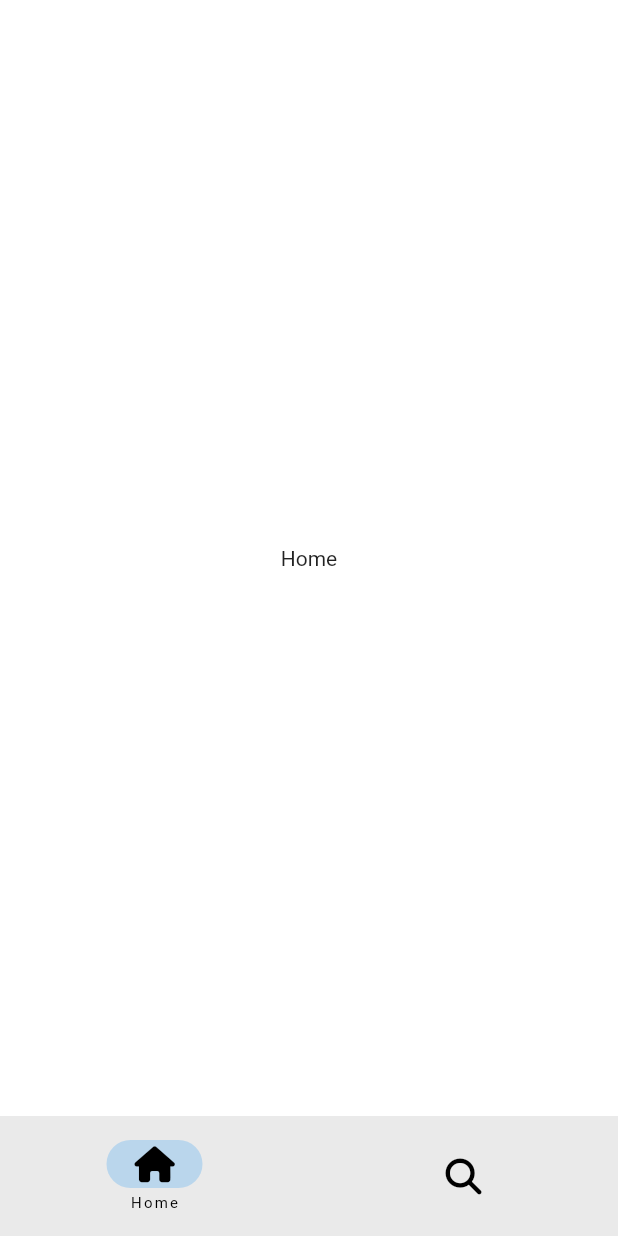
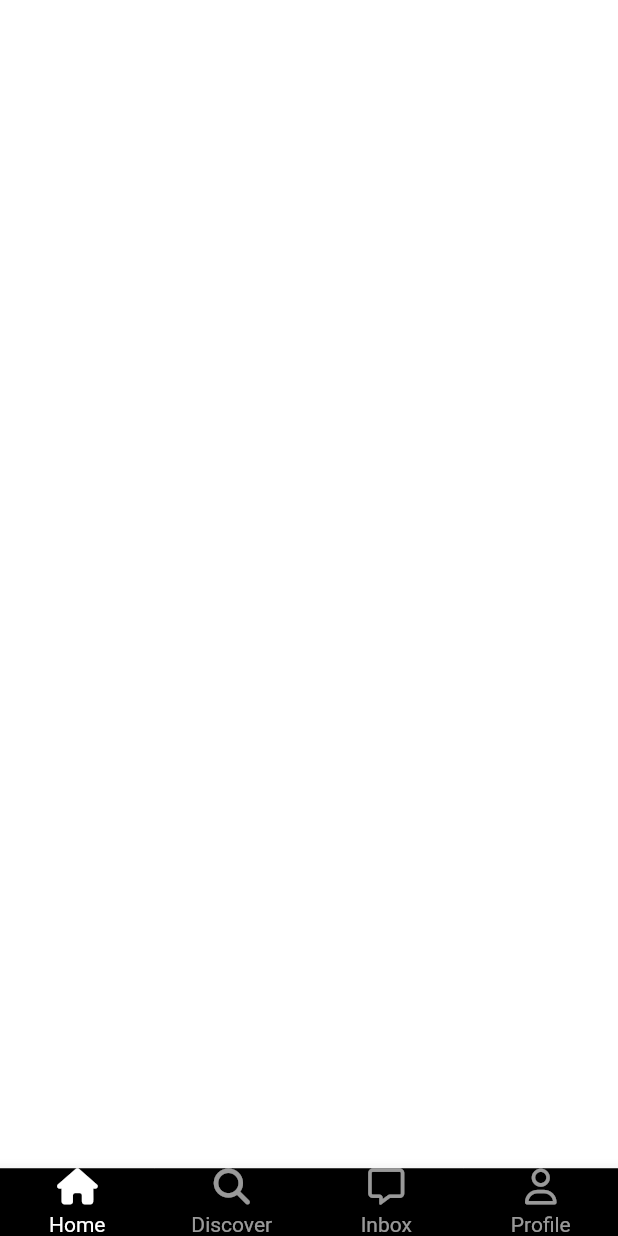
Before and after one commit to coneseo/tiktok_clone_new, a Flutter app: the screen it shows after launch, on a phone screen of 412 x 824 dp. Run offline on Flutter 3.47's test engine with Material 2 defaults, Android fonts, the phone set to English and light mode, and no system bars; our stand-ins replace font_awesome_flutter.

Commit message:
#20230828 #6.5  Custom NavigationBar

```diff
--- a/lib/features/main_navigation/main_navigation_screen.dart
+++ b/lib/features/main_navigation/main_navigation_screen.dart
@@ -1,5 +1,6 @@
 import 'package:flutter/material.dart';
 import 'package:font_awesome_flutter/font_awesome_flutter.dart';
+import 'package:tiktok_clone2/features/main_navigation/widgets/nav_tab.dart';
 
 class MainNavigationScreen extends StatefulWidget {
   const MainNavigationScreen({super.key});
@@ -37,23 +38,37 @@
   @override
   Widget build(BuildContext context) {
     return Scaffold(
-      body: screens[_selectedIndex],
-      bottomNavigationBar: NavigationBar(
-        labelBehavior: NavigationDestinationLabelBehavior.onlyShowSelected,
-        onDestinationSelected: _onTap,
-        selectedIndex: _selectedIndex,
-        destinations: const [
-          NavigationDestination(
-            icon: FaIcon(
-              FontAwesomeIcons.house,
+      bottomNavigationBar: BottomAppBar(
+        color: Colors.black,
+        child: Row(
+          mainAxisAlignment: MainAxisAlignment.spaceBetween,
+          children: [
+            NavTab(
+              text: 'Home',
+              icon: FontAwesomeIcons.house,
+              isSelected: _selectedIndex == 0,
+              onTap: () => _onTap(0),
             ),
-            label: 'Home',
-          ),
-          NavigationDestination(
-            icon: FaIcon(FontAwesomeIcons.magnifyingGlass),
-            label: 'Search',
-          ),
-        ],
+            NavTab(
+              text: 'Discover',
+              icon: FontAwesomeIcons.magnifyingGlass,
+              isSelected: _selectedIndex == 1,
+              onTap: () => _onTap(1),
+            ),
+            NavTab(
+              text: 'Inbox',
+              icon: FontAwesomeIcons.message,
+              isSelected: _selectedIndex == 3,
+              onTap: () => _onTap(3),
+            ),
+            NavTab(
+              text: 'Profile',
+              icon: FontAwesomeIcons.user,
+              isSelected: _selectedIndex == 4,
+              onTap: () => _onTap(4),
+            ),
+          ],
+        ),
       ),
     );
   }
--- /dev/null
+++ b/lib/features/main_navigation/widgets/nav_tab.dart
@@ -0,0 +1,53 @@
+import 'package:flutter/material.dart';
+import 'package:font_awesome_flutter/font_awesome_flutter.dart';
+
+import '../../../constants/gaps.dart';
+
+class NavTab extends StatelessWidget {
+  const NavTab({
+    super.key,
+    required this.text,
+    required this.isSelected,
+    required this.icon,
+    required this.onTap,
+  });
+
+  final String text;
+  final bool isSelected;
+  final IconData icon;
+  final Function onTap;
+
+  @override
+  Widget build(BuildContext context) {
+    return Expanded(
+      child: GestureDetector(
+        onTap: () => onTap(),
+        child: Container(
+          color: Colors.black,
+          child: AnimatedOpacity(
+            duration: const Duration(
+              milliseconds: 300,
+            ),
+            opacity: isSelected ? 1 : 0.6,
+            child: Column(
+              mainAxisSize: MainAxisSize.min,
+              children: [
+                FaIcon(
+                  icon,
+                  color: Colors.white,
+                ),
+                Gaps.v5,
+                Text(
+                  text,
+                  style: const TextStyle(
+                    color: Colors.white,
+                  ),
+                ),
+              ],
+            ),
+          ),
+        ),
+      ),
+    );
+  }
+}
```
